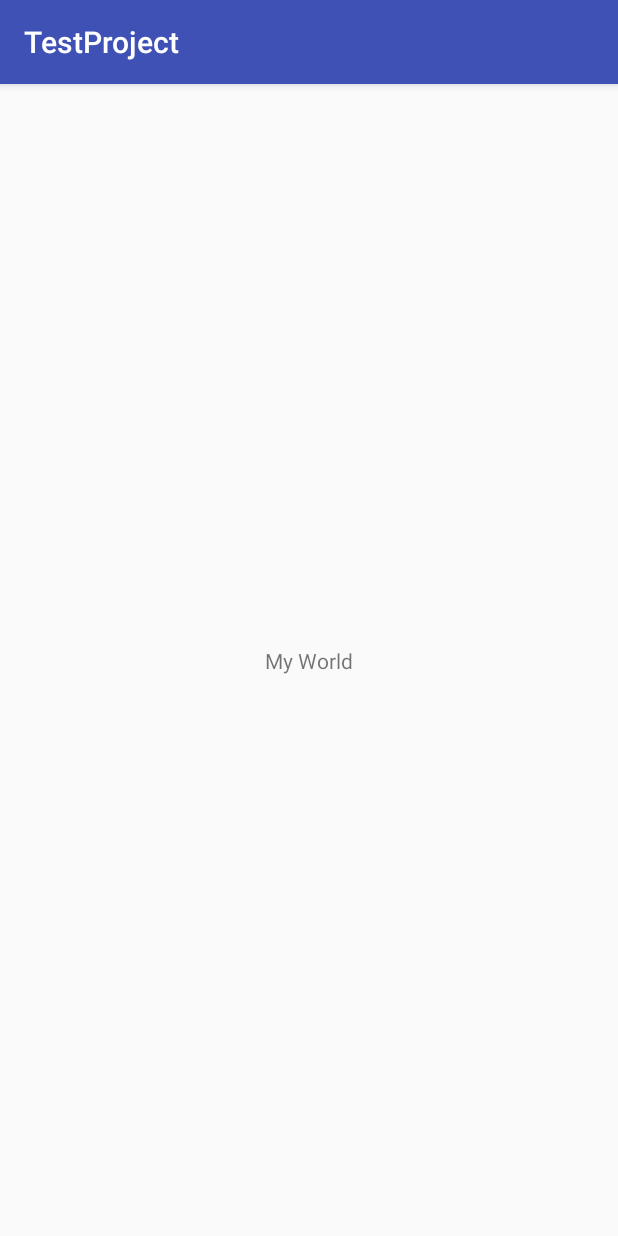
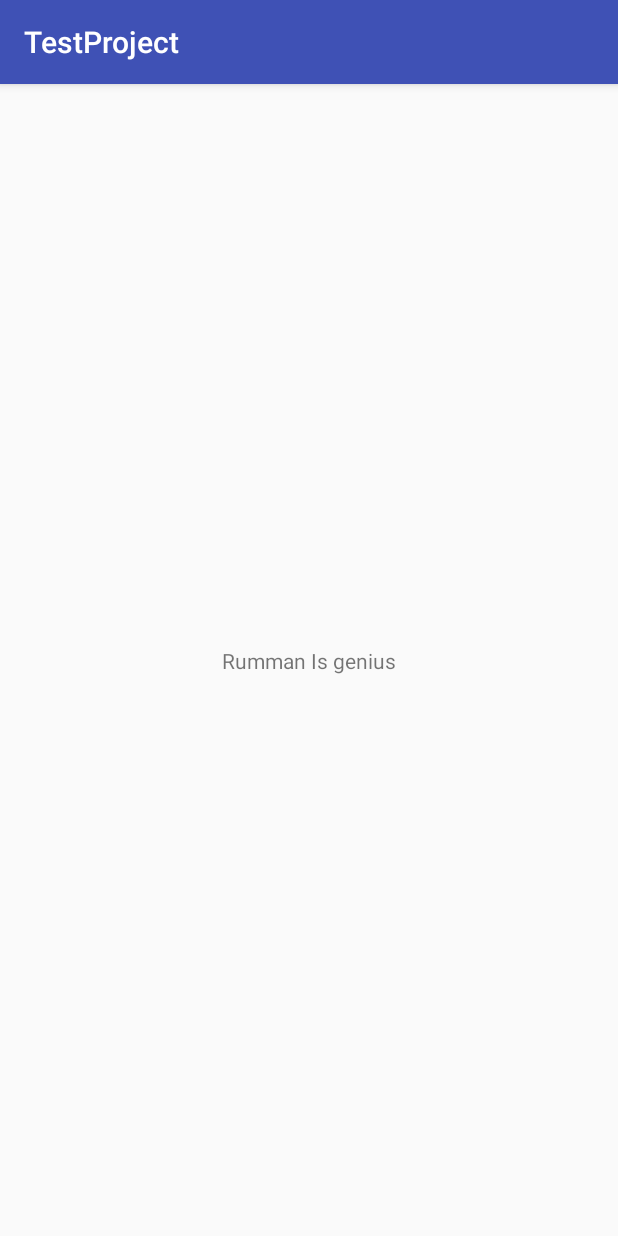
Before and after one commit to Rumman90/testproject, an Android app: the screen it shows after launch (MainActivity), on a phone screen of 412 x 824 dp. Run offline under Robolectric (Android 15) with nearby library versions, the phone set to English and light mode, and no system bars.

Commit message:
myworld to rumman is genius

```diff
--- a/app/src/main/java/com/testproject/MainActivity.java
+++ b/app/src/main/java/com/testproject/MainActivity.java
@@ -14,6 +14,6 @@ public class MainActivity extends AppCompatActivity {
         setContentView(R.layout.activity_main);
         txt = (TextView) findViewById(R.id.txt);
 
-        txt.setText("My World");
+        txt.setText("Rumman Is genius");
     }
 }
```
